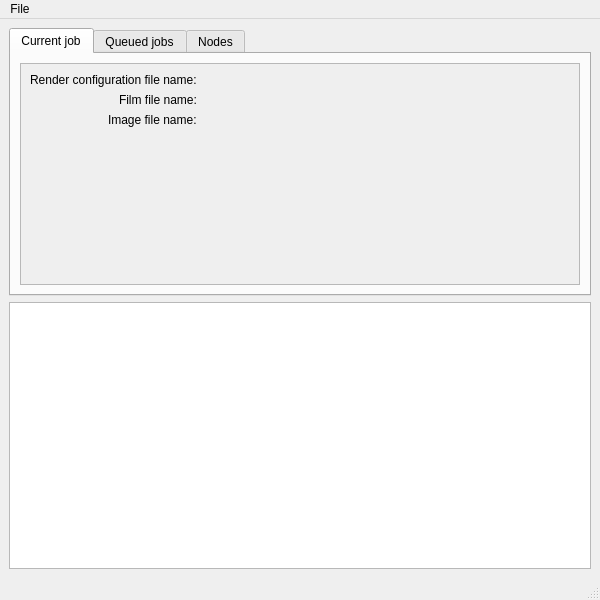
First picture: the form in src/pyluxcoretools/pyluxcoretools/pyluxcorenetconsole/mainwindow.ui, repository LuxCoreRender/LuxCore, before the edit.
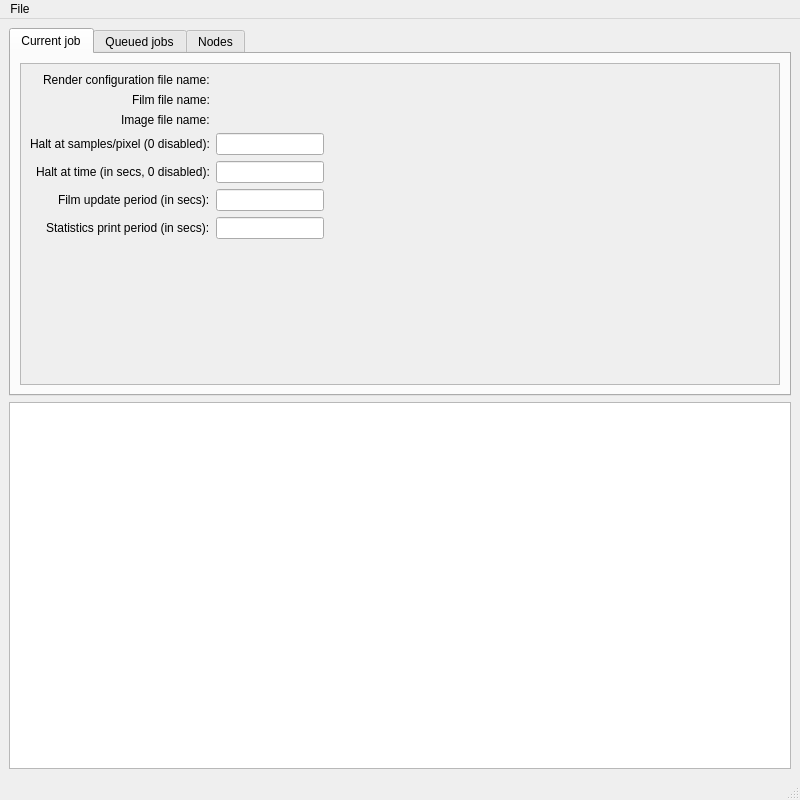
Second picture: the form after the edit.

Commit message: Added configuration parameters to pyluxcorenetconsole UI

The edit to the form file:
```diff
--- a/src/pyluxcoretools/pyluxcoretools/pyluxcorenetconsole/mainwindow.ui
+++ b/src/pyluxcoretools/pyluxcoretools/pyluxcorenetconsole/mainwindow.ui
@@ -6,8 +6,8 @@
    <rect>
     <x>0</x>
     <y>0</y>
-    <width>600</width>
-    <height>600</height>
+    <width>800</width>
+    <height>800</height>
    </rect>
   </property>
   <property name="windowTitle">
@@ -35,8 +35,8 @@
             <rect>
              <x>0</x>
              <y>0</y>
-             <width>558</width>
-             <height>212</height>
+             <width>758</width>
+             <height>312</height>
             </rect>
            </property>
            <layout class="QFormLayout" name="formLayout">
@@ -85,6 +85,98 @@
               </property>
              </widget>
             </item>
+            <item row="3" column="0">
+             <widget class="QLabel" name="label_4">
+              <property name="text">
+               <string>Halt at samples/pixel (0 disabled):</string>
+              </property>
+             </widget>
+            </item>
+            <item row="3" column="1">
+             <widget class="QLineEdit" name="lineEditHaltSPP">
+              <property name="sizePolicy">
+               <sizepolicy hsizetype="Fixed" vsizetype="Fixed">
+                <horstretch>0</horstretch>
+                <verstretch>0</verstretch>
+               </sizepolicy>
+              </property>
+              <property name="minimumSize">
+               <size>
+                <width>100</width>
+                <height>0</height>
+               </size>
+              </property>
+             </widget>
+            </item>
+            <item row="4" column="0">
+             <widget class="QLabel" name="label_5">
+              <property name="text">
+               <string>Halt at time (in secs, 0 disabled):</string>
+              </property>
+             </widget>
+            </item>
+            <item row="4" column="1">
+             <widget class="QLineEdit" name="lineEditHaltTime">
+              <property name="sizePolicy">
+               <sizepolicy hsizetype="Fixed" vsizetype="Fixed">
+                <horstretch>0</horstretch>
+                <verstretch>0</verstretch>
+               </sizepolicy>
+              </property>
+              <property name="minimumSize">
+               <size>
+                <width>100</width>
+                <height>0</height>
+               </size>
+              </property>
+             </widget>
+            </item>
+            <item row="6" column="0">
+             <widget class="QLabel" name="label_6">
+              <property name="text">
+               <string>Film update period (in secs):</string>
+              </property>
+             </widget>
+            </item>
+            <item row="6" column="1">
+             <widget class="QLineEdit" name="lineEditFilmUpdatePeriod">
+              <property name="sizePolicy">
+               <sizepolicy hsizetype="Fixed" vsizetype="Fixed">
+                <horstretch>0</horstretch>
+                <verstretch>0</verstretch>
+               </sizepolicy>
+              </property>
+              <property name="minimumSize">
+               <size>
+                <width>100</width>
+                <height>0</height>
+               </size>
+              </property>
+             </widget>
+            </item>
+            <item row="7" column="0">
+             <widget class="QLabel" name="label_7">
+              <property name="text">
+               <string>Statistics print period (in secs):</string>
+              </property>
+             </widget>
+            </item>
+            <item row="7" column="1">
+             <widget class="QLineEdit" name="lineEditStatsPeriod">
+              <property name="sizePolicy">
+               <sizepolicy hsizetype="Fixed" vsizetype="Fixed">
+                <horstretch>0</horstretch>
+                <verstretch>0</verstretch>
+               </sizepolicy>
+              </property>
+              <property name="minimumSize">
+               <size>
+                <width>100</width>
+                <height>0</height>
+               </size>
+              </property>
+             </widget>
+            </item>
            </layout>
           </widget>
          </widget>
@@ -176,7 +268,7 @@
     <rect>
      <x>0</x>
      <y>0</y>
-     <width>600</width>
+     <width>800</width>
      <height>25</height>
     </rect>
    </property>
```
Left out of the diff: 77 changed lines with no effect on the pictures. The commit also changes 6 other files.
